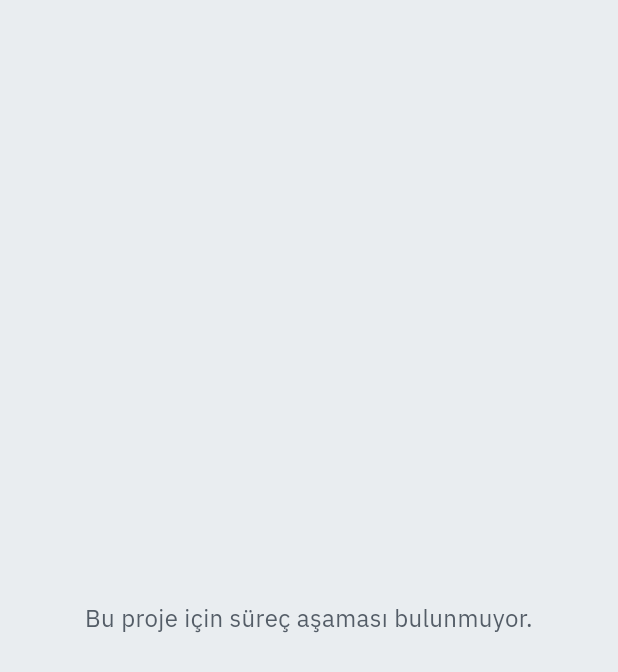
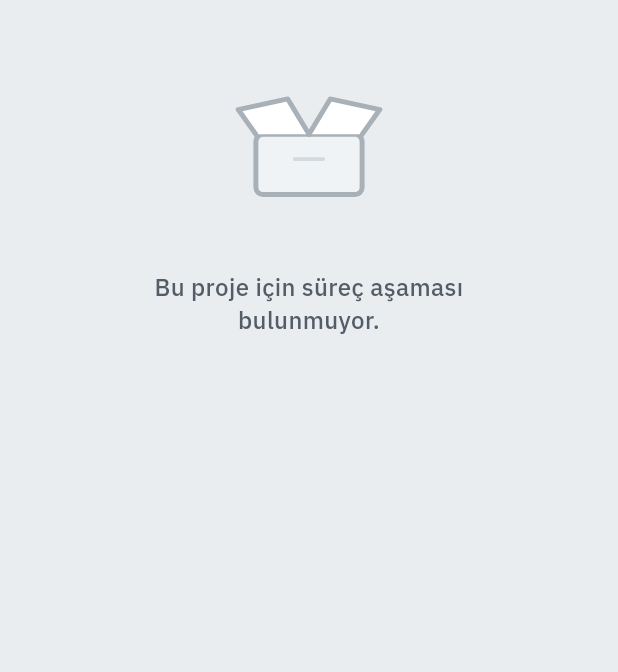
Before and after one commit to yuceloper/construction-monitor-app, a Flutter app: the CenteredScrollMessage widget shown alone on an empty page, opened directly, on a phone screen of 412 x 824 dp. Shown: the top 672 px of the screen. Run offline on Flutter 3.47's test engine with Material 3 defaults, Android fonts, the phone set to English and light mode, and no system bars; our stand-ins replace audioplayers, go_router, image_picker, lucide_icons_flutter; missing offline and left inert: pdfrx, record.

Commit message:
Bos durumlar tek isarete ve tek hizaya alindi
Bos durum uc ayri bicimde ciziliyordu: tam ekran (halkalar + disk + mavi
nokta), ortali duz yazi (hic gorseli yok) ve kart ici kucuk daire. Uclunun
icinde dokuz ayri ikon vardi: zil, bloklar, kalkan, harita ignesi, atas,
ucgen uyari, saat, liste, buyutec.

Hepsi ayni isareti kullaniyor: acik, bos bir kutu. Ekrana ozel ikon kalmadi.
Isaret kendi dosyasinda (empty_illustration.dart) duruyor; tam ekranda
buyuk, kart icinde kucuk hali ciziliyor. Gorseli olmayan ekranlar
(Gunluk Isler, Paydaslar, blok detayi) da artik ayni blogu kullaniyor,
asagi cekip yenileme calismaya devam ediyor.

Hiza da duzeldi. Blok Alignment(0, -.45) ile oransal hizalaniyordu; icerik
alaninin yuksekligi her ekranda farkli oldugu icin isaret kimi ekranda
ortada, kimi ekranda yukarida kaliyordu. Artik ustten sabit 40dp. Olculdu:
ISG ekraninda blok basligin 165dp altindaydi, simdi 77dp.

Metinlerin hicbiri degismedi.

```diff
--- /dev/null
+++ b/lib/core/widgets/empty_illustration.dart
@@ -0,0 +1,96 @@
+import 'package:flutter/material.dart';
+
+import '../../app/theme.dart';
+
+/// Ustten birakilan bosluk. Bos ekranlarin hepsi ayni yerden basliyor.
+const double kEmptyTopGap = 40;
+
+/// Butun bos durumlarda gorulen tek isaret: acik, bos bir kutu.
+///
+/// Daha once her ekran kendi konusunun ikonunu gosteriyordu (zil, kalkan,
+/// atas, saat...). Bos olan her yerde ayni seyin gorulmesi icin ekrana ozel
+/// ikon kaldirildi.
+class EmptyIllustration extends StatelessWidget {
+  const EmptyIllustration({super.key, this.size = 118});
+
+  final double size;
+
+  @override
+  Widget build(BuildContext context) {
+    final c = context.colors;
+    return SizedBox(
+      width: size,
+      height: size,
+      child: CustomPaint(
+        painter: _EmptyBoxPainter(
+          stroke: c.faint,
+          body: c.inset,
+          lid: c.surface,
+          detail: c.border2,
+        ),
+      ),
+    );
+  }
+}
+
+class _EmptyBoxPainter extends CustomPainter {
+  _EmptyBoxPainter({
+    required this.stroke,
+    required this.body,
+    required this.lid,
+    required this.detail,
+  });
+
+  final Color stroke;
+  final Color body;
+  final Color lid;
+  final Color detail;
+
+  @override
+  void paint(Canvas canvas, Size size) {
+    final w = size.width;
+    final cizgi = Paint()
+      ..style = PaintingStyle.stroke
+      ..strokeWidth = w * .028
+      ..strokeJoin = StrokeJoin.round
+      ..strokeCap = StrokeCap.round
+      ..color = stroke;
+
+    final govde = Rect.fromLTWH(w * .20, w * .42, w * .60, w * .34);
+    final govdeR = RRect.fromRectAndRadius(govde, Radius.circular(w * .04));
+    canvas.drawRRect(govdeR, Paint()..color = body);
+    canvas.drawRRect(govdeR, cizgi);
+
+    final sol = Path()
+      ..moveTo(w * .20, w * .42)
+      ..lineTo(w * .10, w * .28)
+      ..lineTo(w * .38, w * .22)
+      ..lineTo(w * .50, w * .42);
+    final sag = Path()
+      ..moveTo(w * .80, w * .42)
+      ..lineTo(w * .90, w * .28)
+      ..lineTo(w * .62, w * .22)
+      ..lineTo(w * .50, w * .42);
+    canvas.drawPath(sol, Paint()..color = lid);
+    canvas.drawPath(sag, Paint()..color = lid);
+    canvas.drawPath(sol, cizgi);
+    canvas.drawPath(sag, cizgi);
+
+    canvas.drawLine(
+      Offset(w * .42, w * .56),
+      Offset(w * .58, w * .56),
+      Paint()
+        ..style = PaintingStyle.stroke
+        ..strokeWidth = w * .022
+        ..strokeCap = StrokeCap.round
+        ..color = detail,
+    );
+  }
+
+  @override
+  bool shouldRepaint(_EmptyBoxPainter old) =>
+      old.stroke != stroke ||
+      old.body != body ||
+      old.lid != lid ||
+      old.detail != detail;
+}
--- a/lib/features/daily_tasks/presentation/daily_task_create_page.dart
+++ b/lib/features/daily_tasks/presentation/daily_task_create_page.dart
@@ -667,7 +667,6 @@ class _ProjectPickerSheetState extends State<_ProjectPickerSheet> {
                       padding: EdgeInsets.symmetric(vertical: 24),
                       child: EmptyState(
                         message: 'Aramanıza uygun blok bulunamadı.',
-                        icon: LucideIcons.search,
                       ),
                     )
                   : ListView(
--- a/lib/features/notifications/presentation/notifications_page.dart
+++ b/lib/features/notifications/presentation/notifications_page.dart
@@ -167,7 +167,6 @@ class _NotificationsPageState extends State<NotificationsPage> {
             return const Padding(
               padding: EdgeInsets.only(top: 40),
               child: EmptyView(
-                icon: LucideIcons.bellRing,
                 title: 'Son 15 günde bildirim bulunmuyor.',
               ),
             );
--- a/lib/features/process_tracking/presentation/process_tracking_page.dart
+++ b/lib/features/process_tracking/presentation/process_tracking_page.dart
@@ -184,7 +184,6 @@ class _ProcessTrackingPageState extends State<ProcessTrackingPage> {
             const Padding(
               padding: EdgeInsets.symmetric(vertical: 24),
               child: EmptyView(
-                icon: LucideIcons.blocks,
                 title: 'Bu şantiyede tanımlı blok bulunmamaktadır.',
               ),
             )
--- a/lib/features/process_tracking/presentation/stage_update_page.dart
+++ b/lib/features/process_tracking/presentation/stage_update_page.dart
@@ -225,7 +225,6 @@ class _StageUpdatePageState extends State<StageUpdatePage> {
                   padding: EdgeInsets.all(14),
                   child: EmptyState(
                     message: 'Bu süreç için alt iş bulunmuyor.',
-                    icon: LucideIcons.listTodo,
                   ),
                 )
               : Column(
--- a/lib/features/process_tracking/presentation/work_detail_page.dart
+++ b/lib/features/process_tracking/presentation/work_detail_page.dart
@@ -220,7 +220,6 @@ class _WorkDetailPageState extends State<WorkDetailPage> {
             child: detail.dependencies.isEmpty
                 ? const EmptyState(
                     message: 'Bağımlı iş bulunmuyor.',
-                    icon: LucideIcons.paperclip,
                   )
                 : Column(
                     crossAxisAlignment: CrossAxisAlignment.start,
@@ -245,7 +244,6 @@ class _WorkDetailPageState extends State<WorkDetailPage> {
             child: detail.warnings.isEmpty
                 ? const EmptyState(
                     message: 'Bu iş için uyarı bulunmuyor.',
-                    icon: LucideIcons.triangleAlert,
                   )
                 : Column(
                     children: [
@@ -268,7 +266,6 @@ class _WorkDetailPageState extends State<WorkDetailPage> {
             child: detail.history.isEmpty
                 ? const EmptyState(
                     message: 'Henüz tarihçe kaydı bulunmuyor.',
-                    icon: LucideIcons.history,
                   )
                 : Column(
                     children: [
--- a/lib/features/safety/presentation/safety_page.dart
+++ b/lib/features/safety/presentation/safety_page.dart
@@ -161,7 +161,6 @@ class _SafetyPageState extends State<SafetyPage> {
               SizedBox(
                 height: constraints.maxHeight,
                 child: const EmptyView(
-                  icon: LucideIcons.shieldCheck,
                   title: 'İSG belgesi bulunmuyor.',
                 ),
               ),
--- a/lib/features/site_selection/presentation/site_selection_page.dart
+++ b/lib/features/site_selection/presentation/site_selection_page.dart
@@ -305,7 +305,6 @@ class _SiteSelectionPageState extends State<SiteSelectionPage> {
         crossAxisAlignment: CrossAxisAlignment.stretch,
         children: [
           const EmptyView(
-            icon: LucideIcons.mapPin,
             title: 'Bu kullanıcıya atanmış şantiye bulunmuyor.',
           ),
           const SizedBox(height: 14),
```
Also changed, not shown: lib/core/widgets/panel.dart (+5 -15 lines), lib/core/widgets/state_views.dart (+10 -142 lines).
